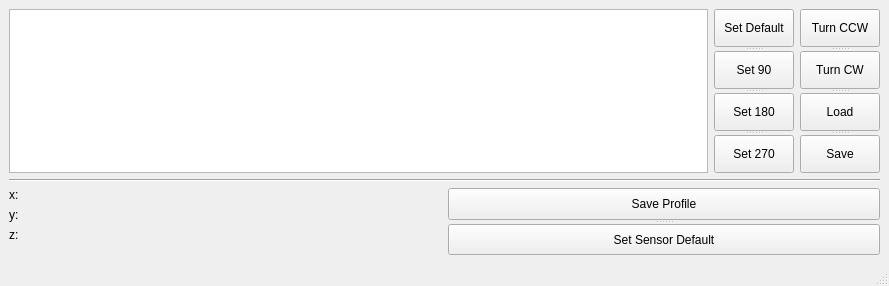
Above: python/mainWindow.ui from dingyifei/smartRotate before the change. Below: the same form after it.
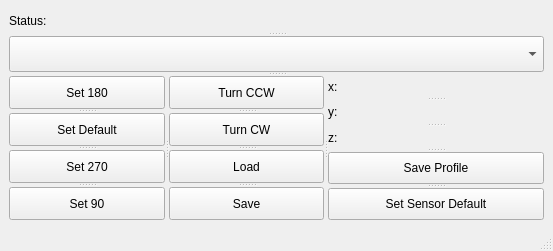
That is the form after the change.

Patch:
```diff
--- a/python/mainWindow.ui
+++ b/python/mainWindow.ui
@@ -6,8 +6,8 @@
    <rect>
     <x>0</x>
     <y>0</y>
-    <width>889</width>
-    <height>286</height>
+    <width>553</width>
+    <height>251</height>
    </rect>
   </property>
   <property name="windowTitle">
@@ -16,38 +16,49 @@
   <widget class="QWidget" name="centralwidget">
    <layout class="QGridLayout" name="gridLayout">
     <item row="0" column="0">
-     <layout class="QHBoxLayout" name="horizontalLayout">
-      <item>
-       <widget class="QListWidget" name="listWidget"/>
-      </item>
-      <item>
+     <widget class="QSplitter" name="splitter_7">
+      <property name="orientation">
+       <enum>Qt::Vertical</enum>
+      </property>
+      <widget class="QLabel" name="label_status">
+       <property name="text">
+        <string>Status:</string>
+       </property>
+      </widget>
+      <widget class="QComboBox" name="comboBox"/>
+      <widget class="QSplitter" name="splitter_6">
+       <property name="orientation">
+        <enum>Qt::Horizontal</enum>
+       </property>
+       <widget class="QSplitter" name="splitter_4">
+        <property name="orientation">
+         <enum>Qt::Horizontal</enum>
+        </property>
        <widget class="QSplitter" name="splitter">
         <property name="orientation">
          <enum>Qt::Vertical</enum>
         </property>
-        <widget class="QPushButton" name="pushButton_default">
-         <property name="text">
-          <string>Set Default</string>
-         </property>
-        </widget>
-        <widget class="QPushButton" name="pushButton_90">
-         <property name="text">
-          <string>Set 90</string>
-         </property>
-        </widget>
         <widget class="QPushButton" name="pushButton_180">
          <property name="text">
           <string>Set 180</string>
          </property>
         </widget>
+         <widget class="QPushButton" name="pushButton_default">
+          <property name="text">
+           <string>Set Default</string>
+          </property>
+         </widget>
         <widget class="QPushButton" name="pushButton_270">
          <property name="text">
           <string>Set 270</string>
          </property>
         </widget>
-       </widget>
-      </item>
-      <item>
+         <widget class="QPushButton" name="pushButton_90">
+          <property name="text">
+           <string>Set 90</string>
+          </property>
+         </widget>
+        </widget>
        <widget class="QSplitter" name="splitter_2">
         <property name="orientation">
          <enum>Qt::Vertical</enum>
@@ -73,50 +84,26 @@
          </property>
         </widget>
        </widget>
-      </item>
-     </layout>
-    </item>
-    <item row="2" column="0">
-     <layout class="QHBoxLayout" name="horizontalLayout_2">
-      <item>
-       <layout class="QVBoxLayout" name="verticalLayout">
-        <item>
+       </widget>
+       <widget class="QSplitter" name="splitter_5">
+        <property name="orientation">
+         <enum>Qt::Vertical</enum>
+        </property>
          <widget class="QLabel" name="label_x">
           <property name="text">
            <string>x:</string>
           </property>
          </widget>
-        </item>
-        <item>
          <widget class="QLabel" name="label_y">
           <property name="text">
            <string>y:</string>
           </property>
          </widget>
-        </item>
-        <item>
          <widget class="QLabel" name="label_z">
           <property name="text">
            <string>z:</string>
           </property>
          </widget>
-        </item>
-        <item>
-         <spacer name="verticalSpacer">
-          <property name="orientation">
-           <enum>Qt::Vertical</enum>
-          </property>
-          <property name="sizeHint" stdset="0">
-           <size>
-            <width>20</width>
-            <height>40</height>
-           </size>
-          </property>
-         </spacer>
-        </item>
-       </layout>
-      </item>
-      <item>
        <widget class="QSplitter" name="splitter_3">
         <property name="orientation">
          <enum>Qt::Vertical</enum>
@@ -132,14 +119,8 @@
          </property>
         </widget>
        </widget>
-      </item>
-     </layout>
-    </item>
-    <item row="1" column="0">
-     <widget class="Line" name="line">
-      <property name="orientation">
-       <enum>Qt::Horizontal</enum>
-      </property>
+       </widget>
+      </widget>
      </widget>
     </item>
    </layout>
```
Left out of the diff: 2 changed lines with no effect on the pictures. Lines whose indentation alone changed are shown as unchanged.
